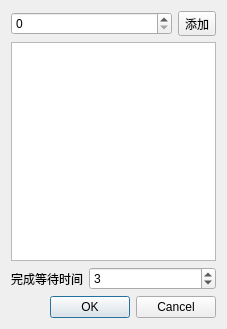
Above: CatPLG_ScanCmd/CatScanDialog.ui from llseptem/Cat before the change. Below: the same form after it.
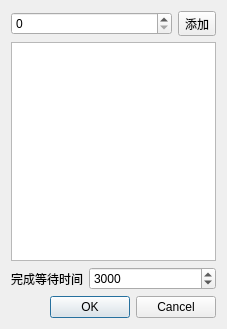
That is the form after the change.

The edit to the form file:
```diff
--- a/CatPLG_ScanCmd/CatScanDialog.ui
+++ b/CatPLG_ScanCmd/CatScanDialog.ui
@@ -46,8 +46,14 @@
      </item>
      <item>
       <widget class="QSpinBox" name="waitBox">
+       <property name="maximum">
+        <number>100000</number>
+       </property>
+       <property name="singleStep">
+        <number>100</number>
+       </property>
        <property name="value">
-        <number>3</number>
+        <number>3000</number>
        </property>
       </widget>
      </item>
```
